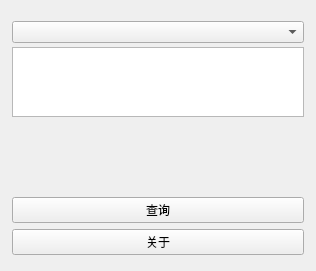
Old version of the form mainwindow.ui in the repository penguin806/HunnuStuInfoLookupTool.
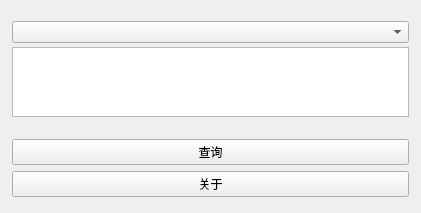
New version of the form.

```diff
--- a/mainwindow.ui
+++ b/mainwindow.ui
@@ -6,8 +6,8 @@
    <rect>
     <x>0</x>
     <y>0</y>
-    <width>316</width>
-    <height>271</height>
+    <width>421</width>
+    <height>213</height>
    </rect>
   </property>
   <property name="windowTitle">
```
